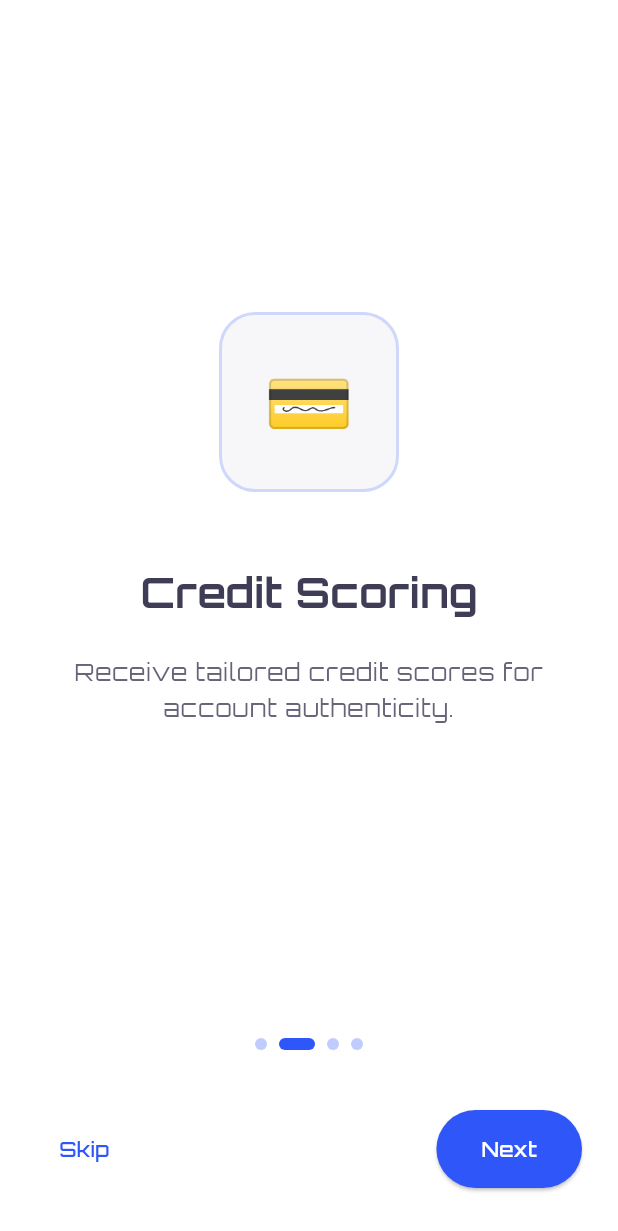
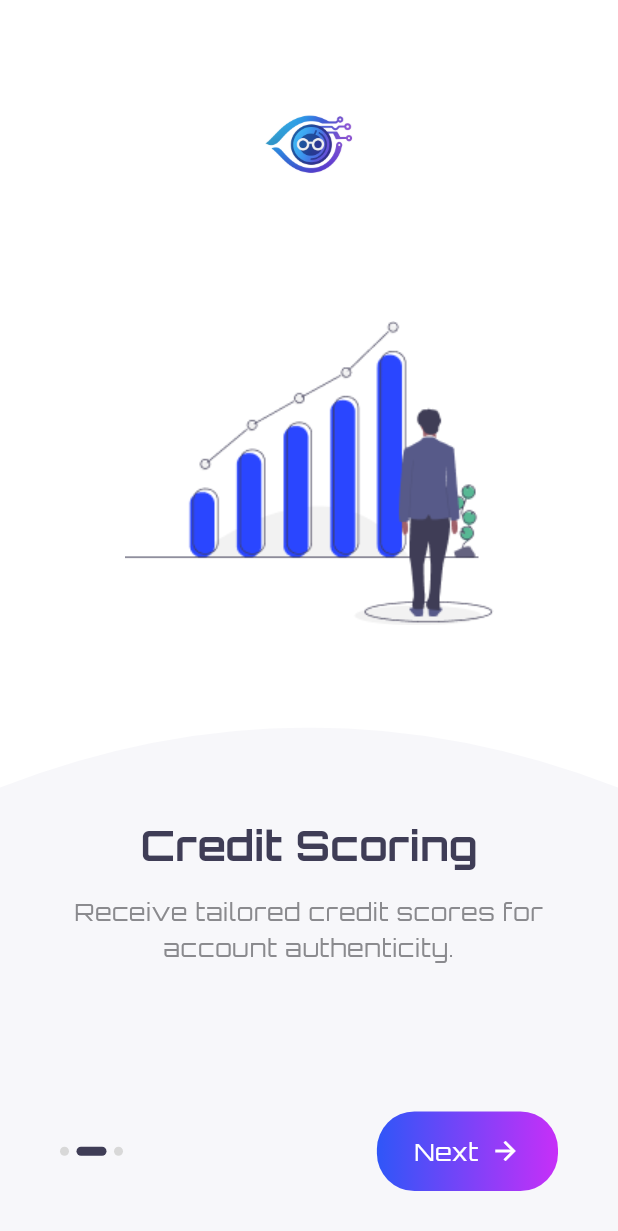
Before and after one commit to Vnjvibhash/Cyber-Eye, a Flutter app: the screen it shows after launch, after a tap on "Next", on a phone screen of 412 x 824 dp. Shown: the top 1231 px of the screen. Run offline on Flutter 3.47's test engine with Material 3 defaults, Android fonts, the phone set to English and light mode, and no system bars; our stand-ins replace curved_navigation_bar, fl_chart, google_fonts, shared_preferences.

Commit message:
Onboarding page Updated

```diff
--- a/lib/models/onboarding_content.dart
+++ b/lib/models/onboarding_content.dart
@@ -1,37 +1,32 @@
 class OnboardingContent {
+  final String image;
   final String title;
   final String description;
-  final String icon;
 
   OnboardingContent({
+    required this.image,
     required this.title,
     required this.description,
-    required this.icon,
   });
 }
 
+// Ensure you have these image assets in your project
 final List<OnboardingContent> pages = [
   OnboardingContent(
+    image: 'assets/images/onboarding1.png',
     title: 'Tweet Analyzer',
     description:
-        'Understand Twitter users through comprehensive tweet evaluation.',
-    icon: '📊',
+        "Understand Twitter users through comprehensive tweet evaluation.",
   ),
   OnboardingContent(
+    image: 'assets/images/onboarding2.png',
     title: 'Credit Scoring',
-    description: 'Receive tailored credit scores for account authenticity.',
-    icon: '💳',
+    description: "Receive tailored credit scores for account authenticity.",
   ),
   OnboardingContent(
+    image: 'assets/images/onboarding3.png',
     title: 'Safety Indicator',
     description:
-        'Stay protected with instant risk assessments and account safety indicators.',
-    icon: '🛡️',
-  ),
-  OnboardingContent(
-    title: 'Your Privacy First',
-    description:
-        'No cloud. No tracking. Your data stays encrypted and offline — always.',
-    icon: '🔐',
+        "Stay protected with instant risk assessments and account safety indicators.",
   ),
 ];
--- a/lib/screens/login_screen.dart
+++ b/lib/screens/login_screen.dart
@@ -47,7 +47,6 @@ class _LoginScreenState extends State<LoginScreen> {
       final prefs = await SharedPreferences.getInstance();
       await prefs.setBool('is_logged_in_cyber_eye', true);
       print('Login successful and session saved.');
-
       if (mounted) {
         Navigator.of(context).pushReplacement(
           MaterialPageRoute(builder: (_) => const MainScreen()),
--- a/lib/screens/onboarding_screen.dart
+++ b/lib/screens/onboarding_screen.dart
@@ -1,6 +1,7 @@
 import 'package:cybereye/models/onboarding_content.dart';
+import 'package:cybereye/screens/login_screen.dart';
+import 'package:cybereye/widgets/onboarding_clipper.dart';
 import 'package:flutter/material.dart';
-import 'package:cybereye/screens/login_screen.dart';
 
 class OnboardingScreen extends StatefulWidget {
   const OnboardingScreen({super.key});
@@ -12,136 +13,146 @@ class _OnboardingScreenState extends State<OnboardingScreen> {
   final PageController _pageController = PageController();
   int _currentPage = 0;
 
-  void _navigateToLogin() {
-    Navigator.of(context).pushReplacement(
-      MaterialPageRoute(builder: (context) => const LoginScreen()),
-    );
-  }
-
   @override
   Widget build(BuildContext context) {
+    final size = MediaQuery.of(context).size;
+    final theme = Theme.of(context);
+
     return Scaffold(
-      body: SafeArea(
-        child: Column(
+      backgroundColor: Colors.white,
+      body: Column(
         children: [
+          Padding(
+            padding: EdgeInsets.only(top: size.height * 0.08, bottom: 20.0),
+            child: Image.asset('assets/images/logo.png', width: 60),
+          ),
+
           Expanded(
+            flex: 2,
             child: PageView.builder(
               controller: _pageController,
-                onPageChanged: (index) {
+              itemCount: pages.length,
+              onPageChanged: (int index) {
                 setState(() {
                   _currentPage = index;
                 });
               },
-                itemCount: pages.length,
-                itemBuilder: (context, index) {
-                  return _buildPage(pages[index]);
+              itemBuilder: (_, i) {
+                return Padding(
+                  padding: const EdgeInsets.symmetric(horizontal: 40.0),
+                  child: Image.asset(pages[i].image),
+                );
               },
             ),
           ),
-            _buildBottomSection(),
+
+          Expanded(
+            flex: 2,
+            child: ClipPath(
+              clipper: OnboardingClipper(),
+              child: Container(
+                width: size.width,
+                color: const Color(0xFFF7F7FA),
+                padding: const EdgeInsets.symmetric(horizontal: 40.0),
+                child: Column(
+                  mainAxisAlignment: MainAxisAlignment.center,
+                  children: [
+                    const SizedBox(height: 60),
+                    Text(
+                      pages[_currentPage].title,
+                      textAlign: TextAlign.center,
+                      style: theme.textTheme.headlineMedium?.copyWith(
+                        fontWeight: FontWeight.bold,
+                        color: const Color(0xFF3F3D56),
+                      ),
+                    ),
+                    const SizedBox(height: 15),
+                    Text(
+                      pages[_currentPage].description,
+                      textAlign: TextAlign.center,
+                      style: theme.textTheme.bodyLarge?.copyWith(
+                        color: const Color(0xFF8A8A8E),
+                      ),
+                    ),
+                    const Spacer(),
+                    _buildBottomControls(),
+                    const SizedBox(height: 30),
                   ],
                 ),
               ),
-    );
-  }
-
-  Widget _buildPage(OnboardingContent page) {
-    return Padding(
-      padding: const EdgeInsets.symmetric(horizontal: 32.0),
-      child: Column(
-        mainAxisAlignment: MainAxisAlignment.center,
-        children: [
-          Container(
-            width: 120,
-            height: 120,
-            decoration: BoxDecoration(
-              color: Theme.of(context).colorScheme.surface,
-              borderRadius: BorderRadius.circular(24),
-              border: Border.all(
-                color: Theme.of(context).primaryColor.withOpacity(0.2),
-                width: 2,
             ),
-            ),
-            child: Center(
-              child: Text(page.icon, style: const TextStyle(fontSize: 48)),
-            ),
-          ),
-          const SizedBox(height: 48),
-          Text(
-            page.title,
-            style: Theme.of(
-              context,
-            ).textTheme.headlineMedium?.copyWith(fontWeight: FontWeight.bold),
-            textAlign: TextAlign.center,
-          ),
-          const SizedBox(height: 24),
-          Text(
-            page.description,
-            style: Theme.of(context).textTheme.bodyLarge?.copyWith(
-              color: Theme.of(
-                context,
-              ).textTheme.bodyLarge?.color?.withOpacity(0.8),
-            ),
-            textAlign: TextAlign.center,
           ),
         ],
       ),
     );
   }
 
-  Widget _buildBottomSection() {
-    bool isLastPage = _currentPage == pages.length - 1;
-
-    return Padding(
-      padding: const EdgeInsets.fromLTRB(24, 0, 24, 32),
-      child: Column(
+  Widget _buildBottomControls() {
+    return Row(
+      mainAxisAlignment: MainAxisAlignment.spaceBetween,
       children: [
         Row(
-            mainAxisAlignment: MainAxisAlignment.center,
           children: List.generate(
             pages.length,
             (index) => AnimatedContainer(
-                duration: const Duration(milliseconds: 300),
-                width: _currentPage == index ? 24 : 8,
-                height: 8,
-                margin: const EdgeInsets.symmetric(horizontal: 4),
+              duration: const Duration(milliseconds: 200),
+              height: 6,
+              width: _currentPage == index ? 20 : 6,
+              margin: const EdgeInsets.only(right: 5),
               decoration: BoxDecoration(
+                borderRadius: BorderRadius.circular(20),
                 color: _currentPage == index
-                      ? Theme.of(context).colorScheme.primary
-                      : Theme.of(context).colorScheme.primary.withOpacity(0.3),
-                  borderRadius: BorderRadius.circular(12),
+                    ? const Color(0xFF3F3D56)
+                    : const Color(0xFFD8D8D8),
               ),
             ),
           ),
         ),
-          const SizedBox(height: 40),
-          Row(
-            mainAxisAlignment: MainAxisAlignment.spaceBetween,
-            children: [
-              if (!isLastPage)
-                TextButton(
-                  onPressed: _navigateToLogin,
-                  child: const Text('Skip'),
-                )
-              else
-                const SizedBox(width: 60),
+        _buildNextButton(),
+      ],
+    );
+  }
 
-              ElevatedButton(
-                onPressed: () {
-                  if (!isLastPage) {
-                    _pageController.nextPage(
-                      duration: const Duration(milliseconds: 400),
-                      curve: Curves.easeInOut,
+  Widget _buildNextButton() {
+    bool isLastPage = _currentPage == pages.length - 1;
+    final theme = Theme.of(context);
+
+    return GestureDetector(
+      onTap: () {
+        if (isLastPage) {
+          Navigator.pushReplacement(
+            context,
+            MaterialPageRoute(builder: (context) => const LoginScreen()),
           );
         } else {
-                    _navigateToLogin();
+          _pageController.nextPage(
+            duration: const Duration(milliseconds: 300),
+            curve: Curves.easeIn,
+          );
         }
       },
-                child: Text(isLastPage ? 'Get Started' : 'Next'),
+      child: Container(
+        padding: const EdgeInsets.symmetric(horizontal: 25, vertical: 15),
+        decoration: BoxDecoration(
+          gradient: LinearGradient(
+            colors: [theme.colorScheme.primary, theme.colorScheme.secondary],
+            begin: Alignment.centerLeft,
+            end: Alignment.centerRight,
           ),
+          borderRadius: BorderRadius.circular(25),
+        ),
+        child: Row(
+          mainAxisSize: MainAxisSize.min,
+          children: [
+            Text(
+              isLastPage ? "Get Started" : "Next",
+              style: const TextStyle(color: Colors.white, fontSize: 16),
+            ),
+            if (!isLastPage) const SizedBox(width: 8),
+            if (!isLastPage)
+              const Icon(Icons.arrow_forward, color: Colors.white, size: 20),
           ],
         ),
-        ],
       ),
     );
   }
--- /dev/null
+++ b/lib/widgets/onboarding_clipper.dart
@@ -0,0 +1,19 @@
+import 'package:flutter/material.dart';
+
+class OnboardingClipper extends CustomClipper<Path> {
+  @override
+  Path getClip(Size size) {
+    var path = Path();
+    path.lineTo(0, size.height);
+    path.lineTo(size.width, size.height);
+    path.lineTo(size.width, 40);
+    path.quadraticBezierTo(size.width / 2, -40, 0, 40);
+    path.close();
+    return path;
+  }
+
+  @override
+  bool shouldReclip(CustomClipper<Path> oldClipper) {
+    return false;
+  }
+}
```
Also changed, not shown: assets/images/onboarding1.png (added), assets/images/onboarding2.png (added), assets/images/onboarding3.png (added). Lines whose indentation alone changed are shown as unchanged.
